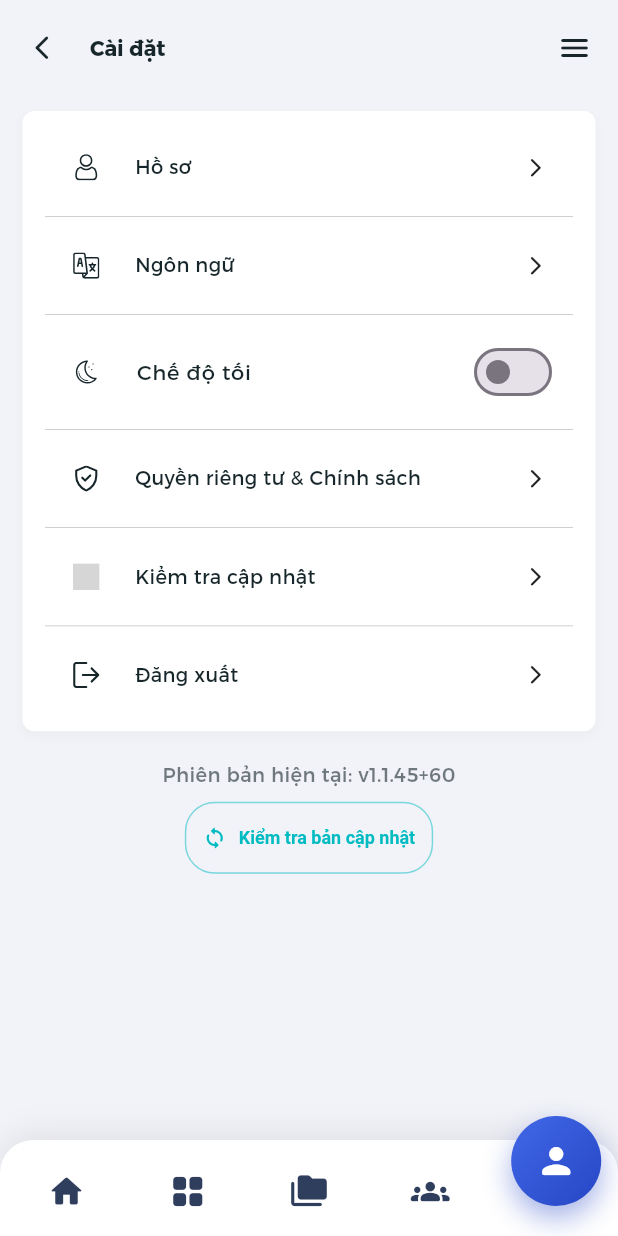
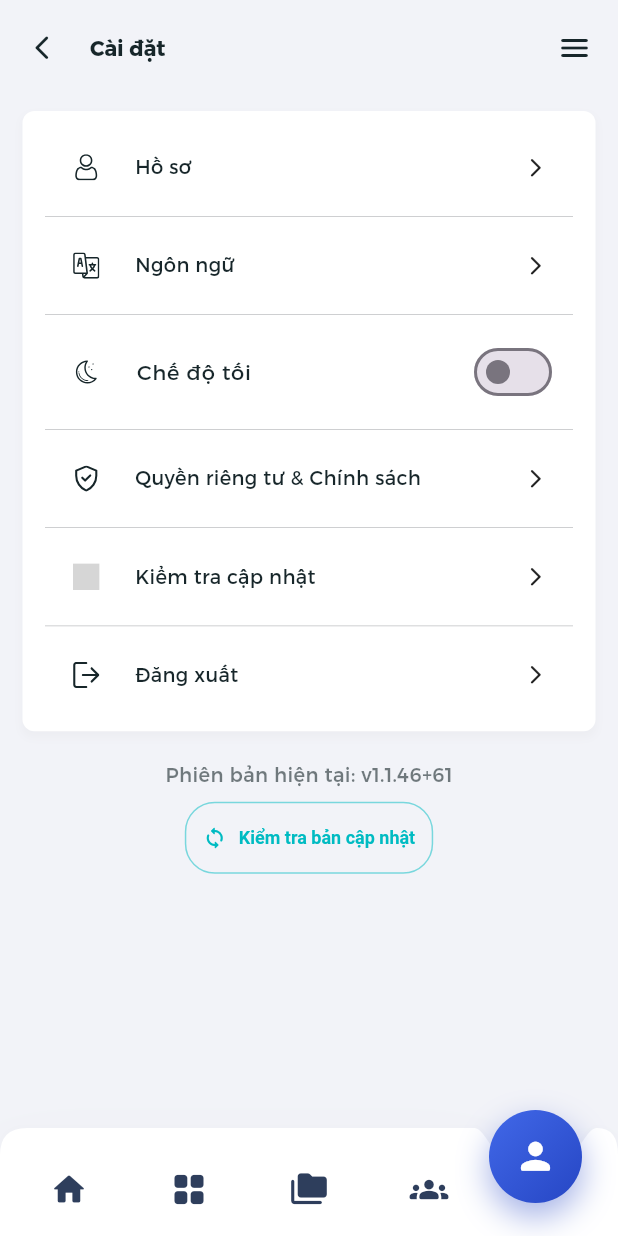
Before and after one commit to quyenpv/chanhung_mobile, a Flutter app: the MenuScreen screen opened by its route, on a phone screen of 412 x 824 dp. Run offline on Flutter 3.47's test engine with Material 3 defaults, Android fonts, the light colour scheme and no system bars; our stand-ins replace cached_network_image, camera, contained_tab_bar_view, file_picker, firebase_core, firebase_messaging and 16 more; missing offline and left inert: dart:js_interop, dart:ui_web, flutter_background_service, flutter_pdfview, flutter_webrtc, google_mlkit_face_detection; accounts and stored records are empty; network calls fail; grey boxes are pictures that could not be loaded.

Commit message:
feat(nav): Restore curved concave notch shape safely for all tabs (v1.1.46)

```diff
--- a/lib/view/components/app_bottom_nav_bar.dart
+++ b/lib/view/components/app_bottom_nav_bar.dart
@@ -58,39 +58,41 @@ class AppBottomNavBar extends StatelessWidget {
     return LayoutBuilder(
       builder: (context, constraints) {
         final screenWidth = constraints.maxWidth;
-        final tabWidth = screenWidth / 5.0;
-        final circleLeft = (currentIndex * tabWidth) + (tabWidth / 2.0) - 30.0;
+        // Tính toán toạ độ trọng tâm của tab active (mỗi tab chiếm 1/5 màn hình)
+        final centerFraction = (currentIndex + 0.5) / 5.0;
+        final rawCenterX = screenWidth * centerFraction;
+        const corner = 18.0;
+        const radius = 33.0;
+        final activeCenterX = rawCenterX.clamp(corner + radius + 4.0, screenWidth - corner - radius - 4.0);
+        final circleLeft = activeCenterX - 31.0; // 62 / 2 = 31
 
         return SizedBox(
-          height: 80 + bottomInset,
+          height: 84 + bottomInset,
           child: Stack(
             clipBehavior: Clip.none,
             alignment: Alignment.bottomCenter,
             children: [
-              // Thanh nền trắng đổ bóng hiện đại bo góc
-              Container(
-                height: 64 + bottomInset,
-                padding: EdgeInsets.fromLTRB(4, 4, 4, bottomInset),
-                decoration: BoxDecoration(
+              // Thanh nền trắng với đường cong vòm lõm (Curved Notch) ôm lấy nút tròn
+              PhysicalShape(
                 color: Theme.of(context).cardColor,
-                  borderRadius: const BorderRadius.vertical(top: Radius.circular(22)),
-                  boxShadow: [
-                    BoxShadow(
-                      color: Colors.black.withOpacity(0.08),
-                      blurRadius: 18,
-                      offset: const Offset(0, -4),
+                elevation: 18,
+                shadowColor: const Color(0xFF17262A).withValues(alpha: 0.16),
+                clipper: _SafeCurvedNotchClipper(
+                  activeCenterX: activeCenterX,
+                  radius: radius,
                 ),
-                  ],
-                ),
+                child: Padding(
+                  padding: EdgeInsets.fromLTRB(6, 10, 6, bottomInset),
+                  child: SizedBox(
+                    height: 62,
                     child: Row(
                       mainAxisAlignment: MainAxisAlignment.spaceAround,
                       children: tabs.map((t) {
                         final isSelected = t.item == current;
                         return Expanded(
-                      child: InkWell(
+                          child: InkResponse(
                             onTap: () => _open(t.item),
-                        splashColor: Colors.transparent,
-                        highlightColor: Colors.transparent,
+                            radius: 28,
                             child: Center(
                               child: Opacity(
                                 opacity: isSelected ? 0.0 : 1.0,
@@ -106,11 +108,11 @@ class AppBottomNavBar extends StatelessWidget {
                       }).toList(),
                     ),
                   ),
+                ),
+              ),
 
-              // Nút tròn nổi lớn (60x60) có hiệu ứng trượt mượt mà theo Tab Active
-              AnimatedPositioned(
-                duration: const Duration(milliseconds: 280),
-                curve: Curves.easeOutCubic,
+              // Nút tròn nổi lớn (62x62) màu xanh 3D phát sáng đặt chính xác trong vòm lõm
+              Positioned(
                 top: 0,
                 left: circleLeft,
                 child: Semantics(
@@ -122,8 +124,8 @@ class AppBottomNavBar extends StatelessWidget {
                       customBorder: const CircleBorder(),
                       onTap: () => _open(current),
                       child: Container(
-                        width: 60,
-                        height: 60,
+                        width: 62,
+                        height: 62,
                         decoration: BoxDecoration(
                           shape: BoxShape.circle,
                           gradient: const LinearGradient(
@@ -136,9 +138,9 @@ class AppBottomNavBar extends StatelessWidget {
                           ),
                           boxShadow: [
                             BoxShadow(
-                              color: const Color(0xFF2646C4).withOpacity(0.42),
-                              blurRadius: 16,
-                              offset: const Offset(0, 8),
+                              color: const Color(0xFF2646C4).withValues(alpha: 0.42),
+                              blurRadius: 18,
+                              offset: const Offset(0, 9),
                             ),
                           ],
                         ),
@@ -146,7 +148,7 @@ class AppBottomNavBar extends StatelessWidget {
                           child: Icon(
                             activeTab.icon,
                             color: Colors.white,
-                            size: 28,
+                            size: 29,
                           ),
                         ),
                       ),
@@ -174,3 +176,67 @@ class AppBottomNavBar extends StatelessWidget {
     Get.offNamed(route);
   }
 }
+
+/// Clipper vẽ đường cong uốn lõm mềm mại (Curved Concave Notch) an toàn 100% không bao giờ lỗi toạ độ
+class _SafeCurvedNotchClipper extends CustomClipper<Path> {
+  final double activeCenterX;
+  final double radius;
+
+  const _SafeCurvedNotchClipper({
+    required this.activeCenterX,
+    required this.radius,
+  });
+
+  @override
+  Path getClip(Size size) {
+    final w = size.width;
+    final h = size.height;
+    const corner = 18.0;
+
+    final center = activeCenterX.clamp(corner + radius + 4.0, w - corner - radius - 4.0);
+    final notchHalfWidth = radius * 1.25;
+    final p1x = center - notchHalfWidth;
+    final p2x = center + notchHalfWidth;
+
+    final path = Path();
+    path.moveTo(0, corner);
+    path.quadraticBezierTo(0, 0, corner, 0);
+
+    if (p1x > corner) {
+      path.lineTo(p1x, 0);
+    }
+
+    // Đường cong Bezier uốn lõm mềm mại ôm lấy nút tròn
+    path.cubicTo(
+      center - radius * 0.95,
+      0,
+      center - radius * 0.85,
+      radius * 0.88,
+      center,
+      radius * 0.88,
+    );
+    path.cubicTo(
+      center + radius * 0.85,
+      radius * 0.88,
+      center + radius * 0.95,
+      0,
+      p2x,
+      0,
+    );
+
+    if (p2x < w - corner) {
+      path.lineTo(w - corner, 0);
+    }
+
+    path.quadraticBezierTo(w, 0, w, corner);
+    path.lineTo(w, h);
+    path.lineTo(0, h);
+    path.close();
+
+    return path;
+  }
+
+  @override
+  bool shouldReclip(covariant _SafeCurvedNotchClipper oldClipper) =>
+      oldClipper.activeCenterX != activeCenterX || oldClipper.radius != radius;
+}
--- a/pubspec.yaml
+++ b/pubspec.yaml
@@ -1,7 +1,7 @@
 name: chanhung
 description: "ChanHung ERP Customer App By Branditta"
 publish_to: 'none'
-version: 1.1.45+60
+version: 1.1.46+61
 
 environment:
   sdk: ^3.5.4
```
Lines whose indentation alone changed are shown as unchanged.
